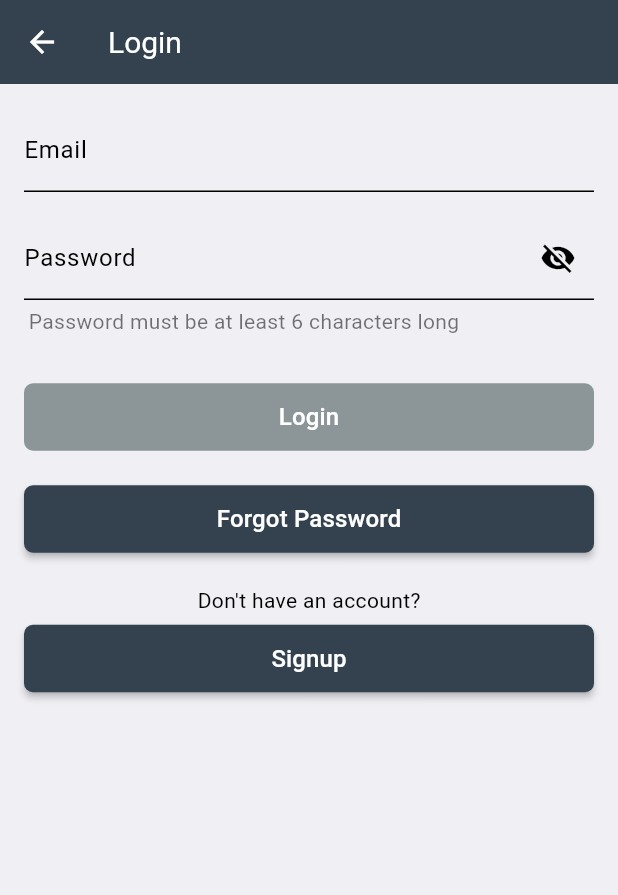
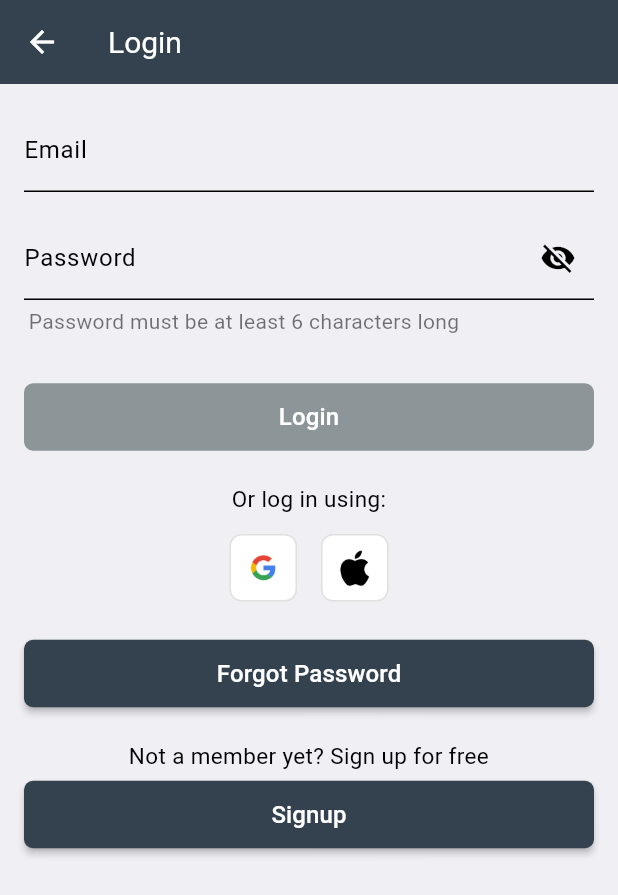
Before and after one commit to banghuazhao/swiftcomp-flutter, a Flutter app: the LoginPage screen opened directly, on a phone screen of 412 x 824 dp. Shown: the top 895 px of the screen. Run offline on Flutter 3.47's test engine with Material 3 defaults, Android fonts, the phone set to English and light mode, and no system bars; our stand-ins replace auto_size_text, device_info, fl_chart, flutter_dotenv, flutter_markdown, flutter_progress_hud and 8 more; missing offline and left inert: app_tracking_transparency, composite_calculator, flutter_math_fork, launch_review, linalg, markdown; accounts and stored records are empty.

Commit message:
Add google sign in (#43)

```diff
--- a/domain/lib/repositories_abstract/auth_repository.dart
+++ b/domain/lib/repositories_abstract/auth_repository.dart
@@ -10,4 +10,5 @@ abstract class AuthRepository {
   Future<String> resetPassword(String email, String newPassword, String confirmationCode);
   Future<void> sendSignupVerificationCode(String email);
   Future<String> updatePassword(String newPassword);
+  Future<String> syncUser(String? displayName, String email, String? photoUrl);
 }
--- a/lib/presentation/settings/viewModels/login_view_model.dart
+++ b/lib/presentation/settings/viewModels/login_view_model.dart
@@ -1,7 +1,11 @@
 // lib/presentation/viewmodels/login_view_model.dart
 
+import 'package:flutter/foundation.dart';
+import 'dart:io';
 import 'package:flutter/material.dart';
 import 'package:domain/usecases/auth_usecase.dart';
+import 'package:flutter_dotenv/flutter_dotenv.dart';
+import 'package:google_sign_in/google_sign_in.dart';
 
 class LoginViewModel extends ChangeNotifier {
   final AuthUseCase authUseCase;
@@ -9,20 +13,22 @@ class LoginViewModel extends ChangeNotifier {
   LoginViewModel({required this.authUseCase});
 
   bool _isLoading = false;
+
   bool get isLoading => _isLoading;
 
   String? _errorMessage;
+
   String? get errorMessage => _errorMessage;
 
   bool _isButtonEnabled = false;
+
   bool get isButtonEnabled => _isButtonEnabled;
   bool obscureText = true;
 
   void togglePasswordVisibility() {
-      obscureText = !obscureText;
-      notifyListeners();
+    obscureText = !obscureText;
+    notifyListeners();
   }
-
 
   void updateButtonState(String email, String password) {
     final isEmailValid = RegExp(r'^[^@]+@[^@]+\.[^@]+').hasMatch(email);
@@ -30,7 +36,7 @@ class LoginViewModel extends ChangeNotifier {
     notifyListeners();
   }
 
-  Future<String?> login(String email,String password) async {
+  Future<String?> login(String email, String password) async {
     _isLoading = true;
     _errorMessage = null;
     notifyListeners();
@@ -46,4 +52,61 @@ class LoginViewModel extends ChangeNotifier {
       notifyListeners();
     }
   }
+
+  static String GOOGLE_SIGNIN_CLIENT_ID_WEB = dotenv.env['GOOGLE_SIGNIN_CLIENT_ID_WEB'] ?? "";
+  static String GOOGLE_SIGNIN_CLIENT_ID_IOS = dotenv.env['GOOGLE_SIGNIN_CLIENT_ID_IOS'] ?? "";
+  static String GOOGLE_SIGNIN_CLIENT_ID_AND = dotenv.env['GOOGLE_SIGNIN_CLIENT_ID_AND'] ?? "";
+
+  final GoogleSignIn _googleSignIn = GoogleSignIn(
+    clientId: kIsWeb
+        ? GOOGLE_SIGNIN_CLIENT_ID_WEB
+        : Platform.isIOS
+            ? GOOGLE_SIGNIN_CLIENT_ID_IOS
+            : GOOGLE_SIGNIN_CLIENT_ID_AND,
+    scopes: <String>[
+      'email',
+    ],
+  );
+
+  bool _isSigningIn = false;
+
+  bool get isSigningIn => _isSigningIn;
+
+  GoogleSignInAccount? _user;
+
+  GoogleSignInAccount? get user => _user;
+
+  // Function to handle Google Sign-In
+  Future<void> signInWithGoogle() async {
+    _isSigningIn = true;
+    notifyListeners();
+
+    try {
+      _user = await _googleSignIn.signIn();
+      if (_user != null) {
+        print('Logged in with Google: ${_user!.email}');
+        await syncUser(_user!.displayName, _user!.email, _user!.photoUrl);
+        notifyListeners();
+        // You could also notify listeners here if you want to update the UI
+      }
+    } catch (error) {
+      print('Error during Google Sign-In: $error');
+      _user = null;
+    } finally {
+      _isSigningIn = false;
+      notifyListeners();
+    }
+  }
+
+  // Function to handle Google Sign-Out
+  Future<void> signOut() async {
+    await _googleSignIn.signOut();
+    _user = null;
+    notifyListeners();
+  }
+
+  Future<String> syncUser(String? displayName, String email, String? photoUrl) async {
+    final accessToken = await authUseCase.syncUser(displayName, email, photoUrl);
+    return accessToken;
+  }
 }
--- a/lib/presentation/settings/views/login_page.dart
+++ b/lib/presentation/settings/views/login_page.dart
@@ -24,8 +24,6 @@ class _LoginPageState extends State<LoginPage> {
   final TextEditingController _emailController = TextEditingController();
   final TextEditingController _passwordController = TextEditingController();
 
-
-
   @override
   void initState() {
     super.initState();
@@ -46,11 +44,13 @@ class _LoginPageState extends State<LoginPage> {
   void _login(LoginViewModel viewModel) async {
     if (!_formKey.currentState!.validate()) return;
 
-
     try {
       // Call login from viewModel and pass the credentials
 
-      final accessToken = await viewModel.login(_emailController.text, _passwordController.text,);
+      final accessToken = await viewModel.login(
+        _emailController.text,
+        _passwordController.text,
+      );
 
       if (accessToken != null) {
         // Login successful
@@ -93,6 +93,33 @@ class _LoginPageState extends State<LoginPage> {
     }
   }
 
+  void _googleSignIn(LoginViewModel viewModel) async {
+    await viewModel.signInWithGoogle();
+    if (viewModel.user != null) {
+      Fluttertoast.showToast(
+        msg: "Logged in with Google",
+        toastLength: Toast.LENGTH_SHORT,
+        gravity: ToastGravity.CENTER,
+        timeInSecForIosWeb: 2,
+        backgroundColor: Colors.black,
+        textColor: Colors.white,
+        fontSize: 16.0,
+      );
+
+      Navigator.pop(context, "Log in Success");
+    } else {
+      Fluttertoast.showToast(
+        msg: "Google Sign-In failed",
+        toastLength: Toast.LENGTH_SHORT,
+        gravity: ToastGravity.CENTER,
+        timeInSecForIosWeb: 2,
+        backgroundColor: Colors.red,
+        textColor: Colors.white,
+        fontSize: 16.0,
+      );
+    }
+  }
+
   @override
   void dispose() {
     _emailController.dispose();
@@ -113,24 +140,22 @@ class _LoginPageState extends State<LoginPage> {
               key: _formKey,
               autovalidateMode: AutovalidateMode.onUserInteraction,
               child: Column(
+                crossAxisAlignment: CrossAxisAlignment.stretch, // Ensure elements span the full width
                 children: [
-                    // Username Field
+                  // Email Field
                   TextFormField(
                     controller: _emailController,
                     decoration: InputDecoration(
                       labelText: 'Email',
                       errorBorder: UnderlineInputBorder(
-                          borderSide: BorderSide(
-                              color: Color(0xFFB71C1C)), // Underline color when there’s an error
+                        borderSide: BorderSide(color: Color(0xFFB71C1C)),
                       ),
                       focusedErrorBorder: UnderlineInputBorder(
-                          borderSide: BorderSide(
-                              color:
-                              Color(0xFFB71C1C)), // Underline color when focused and there’s an error
+                        borderSide: BorderSide(color: Color(0xFFB71C1C)),
                       ),
-                        errorStyle: TextStyle(color: Color(0xFFB71C1C)), // Error text color
+                      errorStyle: TextStyle(color: Color(0xFFB71C1C)),
                     ),
-                      style: TextStyle(color: Colors.black), // Text color when typing
+                    style: TextStyle(color: Colors.black),
                     obscureText: false,
                     onChanged: (value) => email = value.trim(),
                     validator: (value) {
@@ -148,7 +173,7 @@ class _LoginPageState extends State<LoginPage> {
                   // Password Field
                   TextFormField(
                     controller: _passwordController,
-                      obscureText: viewModel.obscureText, // Controls whether the text is hidden
+                    obscureText: viewModel.obscureText,
                     decoration: InputDecoration(
                       labelText: 'Password',
                       suffixIcon: IconButton(
@@ -168,10 +193,11 @@ class _LoginPageState extends State<LoginPage> {
                   ),
                   SizedBox(height: 4.0),
 
+                  // Password Validation Message
                   Align(
                     alignment: Alignment.centerLeft,
                     child: Padding(
-                        padding: const EdgeInsets.only(left: 3.0), // Adjust this padding to match the input field
+                      padding: const EdgeInsets.only(left: 3.0),
                       child: Text(
                         isPasswordValid ? '' : 'Password must be at least 6 characters long',
                         style: TextStyle(
@@ -182,16 +208,16 @@ class _LoginPageState extends State<LoginPage> {
                     ),
                   ),
                   SizedBox(height: 30.0),
+
                   // Login Button
                   viewModel.isLoading
-                        ? CircularProgressIndicator()
+                      ? Center(child: CircularProgressIndicator())
                       : MaterialButton(
                     minWidth: double.infinity,
                     height: 45,
                     color: isButtonEnabled
-                                ? Color.fromRGBO(51, 66, 78, 1) // Enabled color
-                                : Color.fromRGBO(
-                                    180, 180, 180, 1), // Grey color for disabled button
+                        ? Color.fromRGBO(51, 66, 78, 1)
+                        : Color.fromRGBO(180, 180, 180, 1),
                     disabledColor: Color.fromRGBO(140, 150, 153, 1),
                     shape: RoundedRectangleBorder(
                       borderRadius: BorderRadius.circular(6),
@@ -204,11 +230,27 @@ class _LoginPageState extends State<LoginPage> {
                   ),
                   SizedBox(height: 20.0),
 
-                    // Forget Password Button
+                  // Social Login Section
+                  Text(
+                    "Or log in using:",
+                    style: TextStyle(fontSize: 15),
+                      textAlign: TextAlign.center
+                  ),
+                  SizedBox(height: 5.0),
+                  Row(
+                    mainAxisAlignment: MainAxisAlignment.center,
+                    children: [
+                      _buildSocialButton('images/google_logo.png', () => _googleSignIn(viewModel)),
+                      _buildSocialButton('images/apple_logo.png', () => _googleSignIn(viewModel)),
+                    ],
+                  ),
+                  SizedBox(height: 16.0),
+
+                  // Forgot Password Button
                   MaterialButton(
                     minWidth: double.infinity,
                     height: 45,
-                      color: Color.fromRGBO(51, 66, 78, 1), // Darker color
+                    color: Color.fromRGBO(51, 66, 78, 1),
                     shape: RoundedRectangleBorder(
                       borderRadius: BorderRadius.circular(6),
                     ),
@@ -228,13 +270,14 @@ class _LoginPageState extends State<LoginPage> {
                   SizedBox(height: 20.0),
 
                   // Signup Section
-                    Text("Don't have an account?"),
+                  Text("Not a member yet? Sign up for free",
+                      style: TextStyle(fontSize: 15),
+                      textAlign: TextAlign.center),
                   SizedBox(height: 5.0),
                   MaterialButton(
                     minWidth: double.infinity,
                     height: 45,
-                      color: Color.fromRGBO(
-                          51, 66, 78, 1), // Darker color matching "Forget Password" button
+                    color: Color.fromRGBO(51, 66, 78, 1),
                     shape: RoundedRectangleBorder(
                       borderRadius: BorderRadius.circular(6),
                     ),
@@ -249,8 +292,33 @@ class _LoginPageState extends State<LoginPage> {
             ),
           ),
         );
-        }));
+      }),
+    );
   }
+
+// Helper Method for Social Buttons
+  Widget _buildSocialButton(String imagePath, VoidCallback onPressed) {
+    return Container(
+      width: 45,
+      height: 45,
+      margin: const EdgeInsets.all(8.0),
+      decoration: BoxDecoration(
+        color: Colors.white,
+        borderRadius: BorderRadius.circular(8),
+        border: Border.all(color: Colors.grey.shade300),
+      ),
+      child: IconButton(
+        icon: Image.asset(
+          imagePath,
+          height: 40,
+          width: 40,
+          fit: BoxFit.contain,
+        ),
+        onPressed: onPressed,
+      ),
+    );
+  }
+
 
   void _signup() async {
     final result = await Navigator.push(
--- a/lib/presentation/settings/views/settings_page.dart
+++ b/lib/presentation/settings/views/settings_page.dart
@@ -27,8 +27,8 @@ class _SettingsPageState extends State<SettingsPage> {
 
   @override
   Widget build(BuildContext context) {
-    return Consumer<SettingsViewModel>(
-      builder: (context, viewModel, _) {
+    return Consumer<SettingsViewModel>( // listen to changes in SettingsViewModel
+      builder: (context, viewModel, _) {//If every part of the widget depends on the state or changes dynamically, there’s no need to pass a child. Let the Consumer rebuild the entire widget tree.
         return Scaffold(
           appBar: AppBar(title: const Text("Settings")),
           body: ProgressHUD(
--- a/lib/presentation/settings/views/sigup_page.dart
+++ b/lib/presentation/settings/views/sigup_page.dart
@@ -94,7 +94,7 @@ class _SignupFormState extends State<SignupForm> {
             ),
           );
 
-          // Navigate to the home screen
+          // Navigate to the previous screen
           Navigator.pop(context, "sign up success");
         } else {
           // Sign-up succeeded, but login failed
--- a/lib/presentation/settings/views/user_profile_page.dart
+++ b/lib/presentation/settings/views/user_profile_page.dart
@@ -28,7 +28,7 @@ class UserProfilePage extends StatelessWidget {
                 children: [
                   Center(
                     child: Container(
-                      width: MediaQuery.of(context).size.width * 0.5, // 50% of the screen width
+                      width: MediaQuery.of(context).size.width, // 50% of the screen width
                       child: Card(
                         shape: RoundedRectangleBorder(
                           borderRadius: BorderRadius.circular(12),
--- a/pubspec.yaml
+++ b/pubspec.yaml
@@ -48,6 +48,8 @@ dependencies:
   get_it: ^8.0.0
   flutter_dotenv: ^5.0.2
   flutter_secure_storage: ^9.2.2
+  google_sign_in: ^6.2.2
+
 
 dev_dependencies:
   flutter_test:
```
Also changed, not shown: data/lib/repositories/auth_repository_impl.dart (+43 -12 lines), domain/lib/usecases/auth_usecase.dart (+7 -0 lines), images/apple_logo.png (added), images/google_logo.png (added), pubspec.lock, 9 other files. Lines whose indentation alone changed are shown as unchanged.
